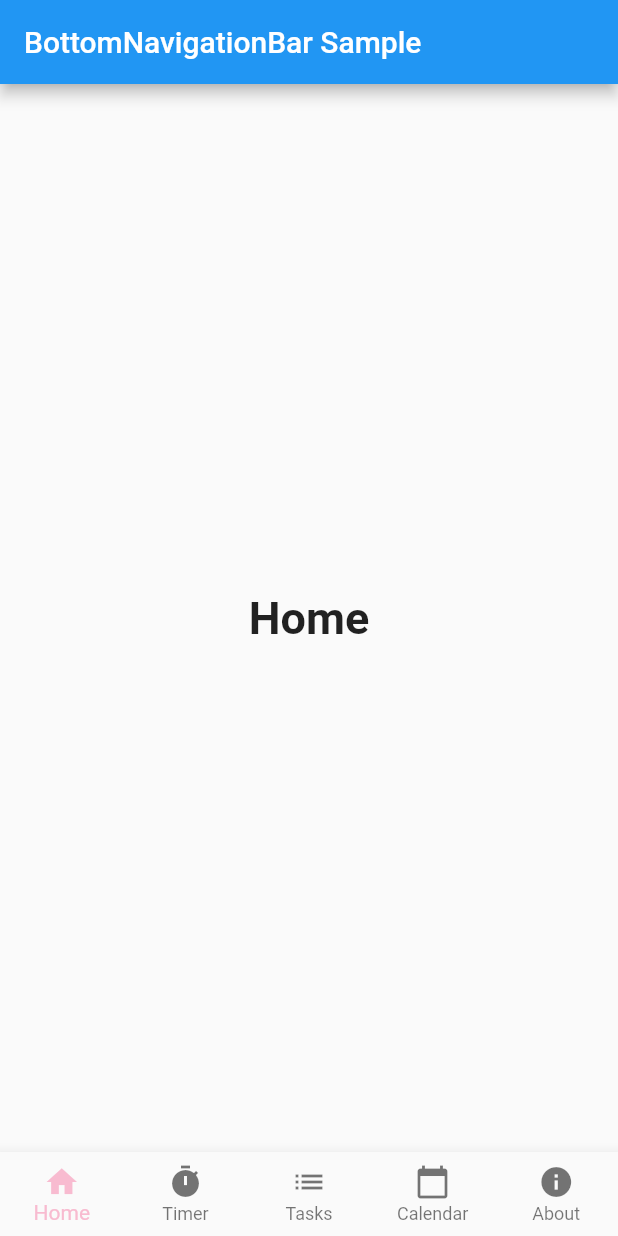
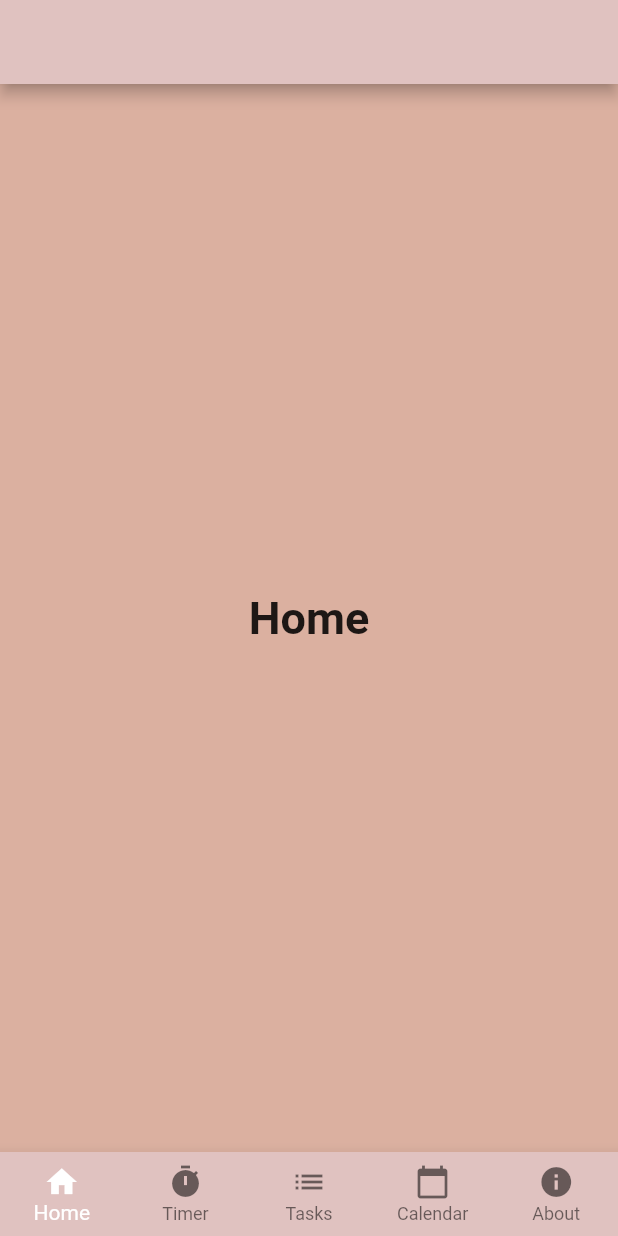
Before and after one commit to samderanova/tempus, a Flutter app: the screen it shows after launch, on a phone screen of 412 x 824 dp. Run offline on Flutter 3.47's test engine with Material 2 defaults, Android fonts, the phone set to English and light mode, and no system bars.

Commit message:
adding colors

```diff
--- a/lib/main.dart
+++ b/lib/main.dart
@@ -12,8 +12,11 @@ class MyApp extends StatelessWidget {
       title: 'Flutter Demo',
       theme: ThemeData(
         primarySwatch: Colors.blue,
+        backgroundColor: Colors.pink,
       ),
-      home: MyHomePage(),
+      home: SafeArea(
+        child: MyHomePage(),
+      ),
     );
   }
 }
@@ -26,6 +29,8 @@ class MyHomePage extends StatefulWidget {
 }
 
 class _MyHomePageState extends State<MyHomePage> {
+  static const Color navTextColor = Colors.white;
+  static const Color navBackgroundColor = Color(0xffe0c2c0);
   int _selectedIndex = 0;
   static const TextStyle optionStyle =
       TextStyle(fontSize: 30, fontWeight: FontWeight.bold);
@@ -62,41 +67,43 @@ class _MyHomePageState extends State<MyHomePage> {
   Widget build(BuildContext context) {
     return Scaffold(
       appBar: AppBar(
-        title: const Text('BottomNavigationBar Sample'),
+        backgroundColor: navBackgroundColor,
       ),
       body: Center(
         child: _widgetOptions.elementAt(_selectedIndex),
       ),
+      backgroundColor: Color(0xffdbb0a0),
       bottomNavigationBar: BottomNavigationBar(
+          backgroundColor: navBackgroundColor,
           items: const <BottomNavigationBarItem>[
             BottomNavigationBarItem(
               icon: Icon(Icons.home),
               label: 'Home',
-              backgroundColor: Colors.pink,
+              backgroundColor: navTextColor,
             ),
             BottomNavigationBarItem(
               icon: Icon(Icons.timer),
               label: 'Timer',
-              backgroundColor: Colors.pink,
+              backgroundColor: navTextColor,
             ),
             BottomNavigationBarItem(
               icon: Icon(Icons.list),
               label: 'Tasks',
-              backgroundColor: Colors.pink,
+              backgroundColor: navTextColor,
             ),
             BottomNavigationBarItem(
               icon: Icon(Icons.calendar_today),
               label: 'Calendar',
-              backgroundColor: Colors.pink,
+              backgroundColor: navTextColor,
             ),
             BottomNavigationBarItem(
               icon: Icon(Icons.info),
               label: 'About',
-              backgroundColor: Colors.pink,
+              backgroundColor: navTextColor,
             ),
           ],
           currentIndex: _selectedIndex,
-          selectedItemColor: Colors.pink.shade100,
+          selectedItemColor: navTextColor,
           onTap: _onItemTapped,
           type: BottomNavigationBarType.fixed),
     );
```
Also changed, not shown: lib/about.dart (added), lib/calendar.dart (added), lib/home.dart (added), lib/tasks.dart (added), lib/timer.dart (added).
